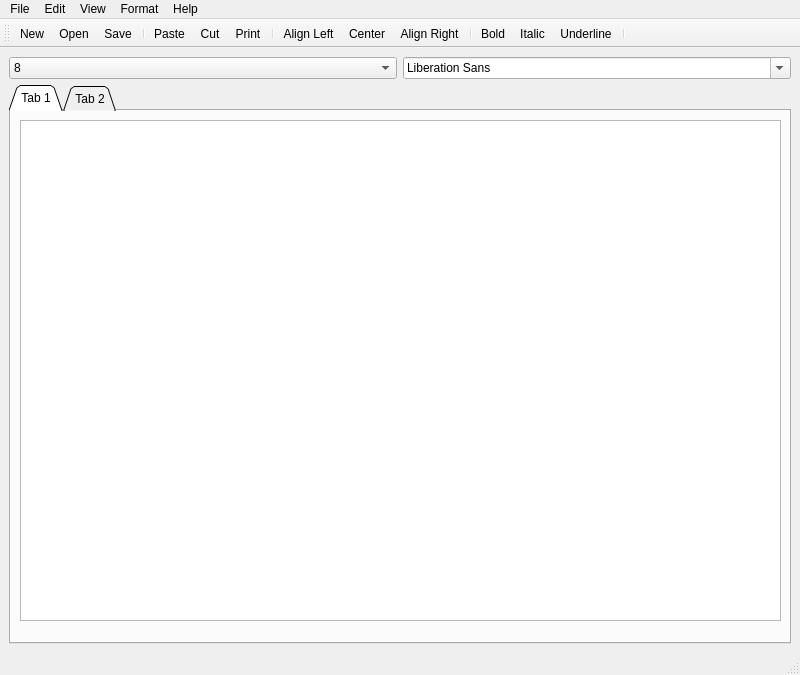
Old version of the form TextEditor/mainwindow.ui in the repository BryceCallender/TextEditor.
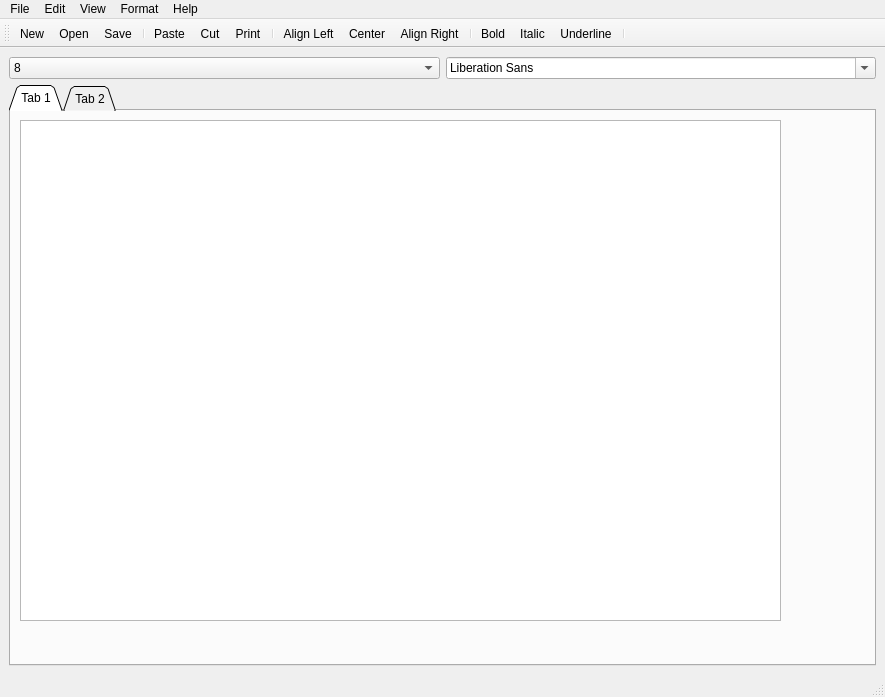
New version of the form. Icons and pictures are not drawn.

```diff
--- a/TextEditor/mainwindow.ui
+++ b/TextEditor/mainwindow.ui
@@ -6,8 +6,8 @@
    <rect>
     <x>0</x>
     <y>0</y>
-    <width>800</width>
-    <height>675</height>
+    <width>885</width>
+    <height>697</height>
    </rect>
   </property>
   <property name="windowTitle">
@@ -156,8 +156,8 @@
     <rect>
      <x>0</x>
      <y>0</y>
-     <width>800</width>
-     <height>21</height>
+     <width>885</width>
+     <height>22</height>
     </rect>
    </property>
    <widget class="QMenu" name="menuFile">
```
